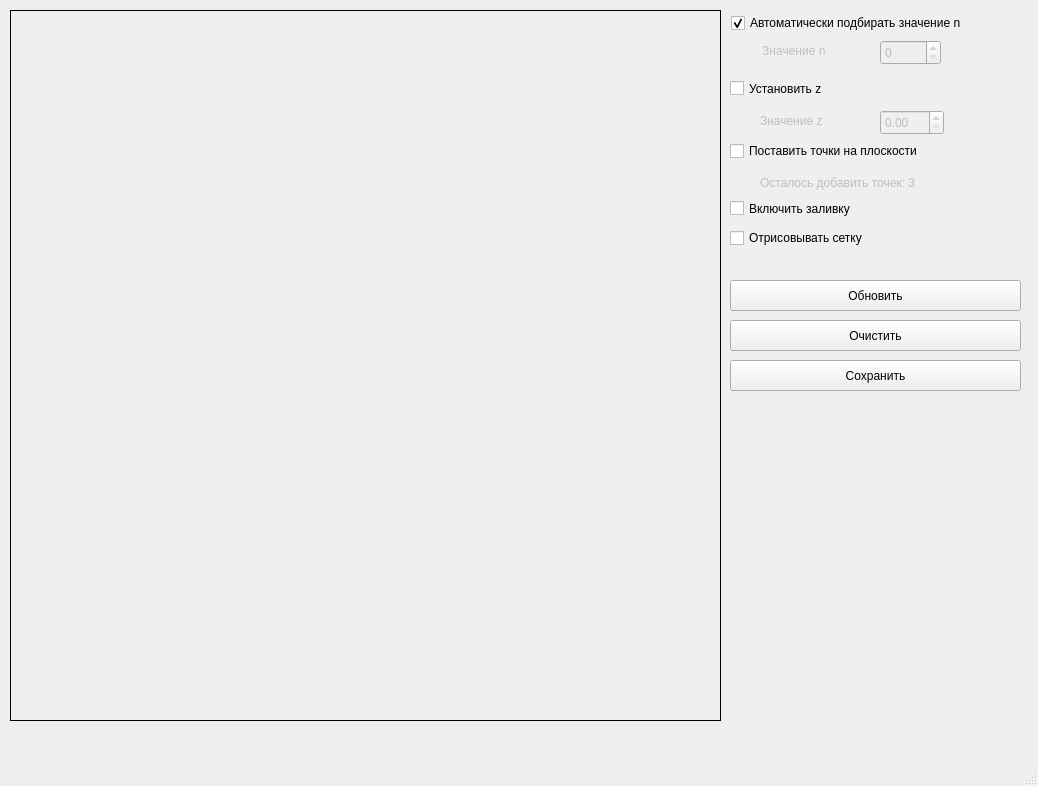
This is mainwindow.ui in Sergkon99/fractal as Qt 5 draws it before an edit. The edited form follows.
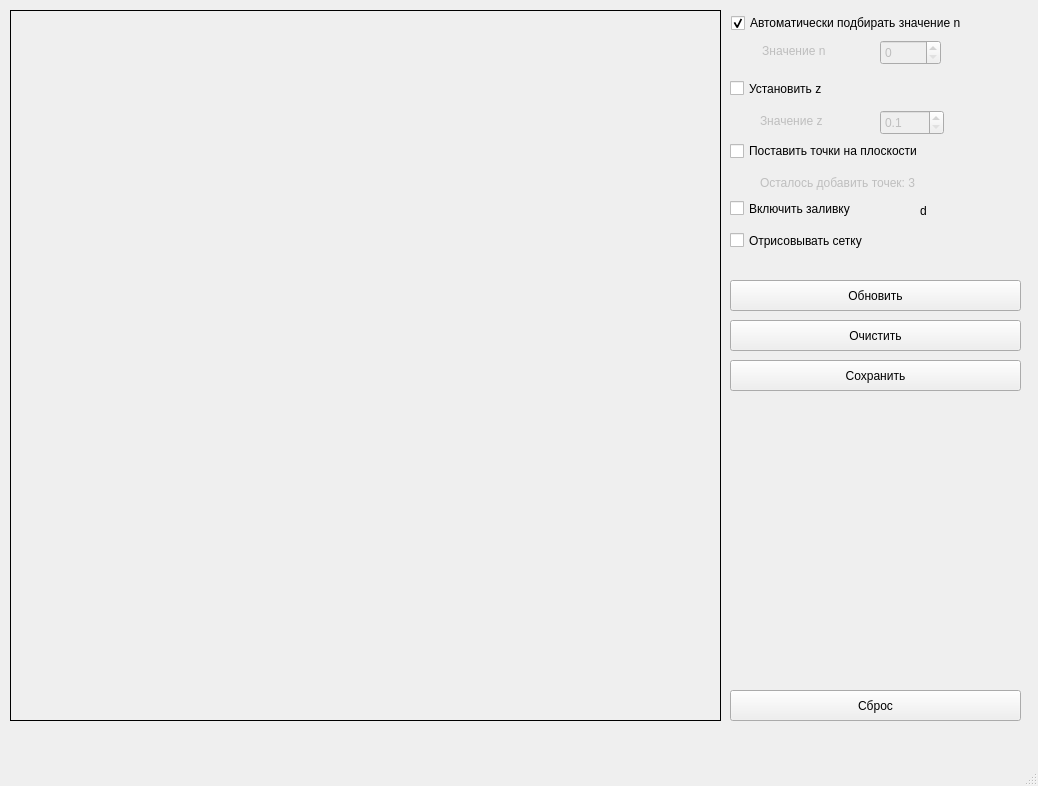
This is the edited form.

What changed in the file:
```diff
--- a/mainwindow.ui
+++ b/mainwindow.ui
@@ -41,7 +41,7 @@
      <rect>
       <x>730</x>
       <y>140</y>
-      <width>291</width>
+      <width>251</width>
       <height>22</height>
      </rect>
     </property>
@@ -125,7 +125,7 @@
      <rect>
       <x>730</x>
       <y>200</y>
-      <width>291</width>
+      <width>161</width>
       <height>17</height>
      </rect>
     </property>
@@ -143,8 +143,8 @@
      <rect>
       <x>730</x>
       <y>230</y>
-      <width>291</width>
-      <height>16</height>
+      <width>181</width>
+      <height>21</height>
      </rect>
     </property>
     <property name="font">
@@ -161,7 +161,7 @@
      <rect>
       <x>730</x>
       <y>80</y>
-      <width>291</width>
+      <width>131</width>
       <height>17</height>
      </rect>
     </property>
@@ -207,6 +207,12 @@
       <height>25</height>
      </rect>
     </property>
+    <property name="decimals">
+     <number>1</number>
+    </property>
+    <property name="minimum">
+     <double>0.100000000000000</double>
+    </property>
     <property name="maximum">
      <double>99.000000000000000</double>
     </property>
@@ -219,7 +225,7 @@
      <rect>
       <x>731</x>
       <y>11</y>
-      <width>292</width>
+      <width>241</width>
       <height>24</height>
      </rect>
     </property>
@@ -260,9 +266,9 @@
     </property>
     <property name="geometry">
      <rect>
-      <x>760</x>
+      <x>750</x>
       <y>40</y>
-      <width>71</width>
+      <width>91</width>
       <height>21</height>
      </rect>
     </property>
@@ -281,6 +287,44 @@
      <set>Qt::AlignCenter</set>
     </property>
    </widget>
+   <widget class="QPushButton" name="pb_default">
+    <property name="geometry">
+     <rect>
+      <x>730</x>
+      <y>690</y>
+      <width>291</width>
+      <height>31</height>
+     </rect>
+    </property>
+    <property name="cursor">
+     <cursorShape>PointingHandCursor</cursorShape>
+    </property>
+    <property name="text">
+     <string>Сброс</string>
+    </property>
+   </widget>
+   <widget class="QLabel" name="lbl_sampleColor">
+    <property name="geometry">
+     <rect>
+      <x>920</x>
+      <y>200</y>
+      <width>21</width>
+      <height>21</height>
+     </rect>
+    </property>
+    <property name="cursor">
+     <cursorShape>PointingHandCursor</cursorShape>
+    </property>
+    <property name="frameShape">
+     <enum>QFrame::NoFrame</enum>
+    </property>
+    <property name="text">
+     <string>d</string>
+    </property>
+    <property name="scaledContents">
+     <bool>false</bool>
+    </property>
+   </widget>
   </widget>
   <widget class="QMenuBar" name="menuBar">
    <property name="geometry">
```
Left out of the diff: 32 changed lines with no effect on the pictures.
